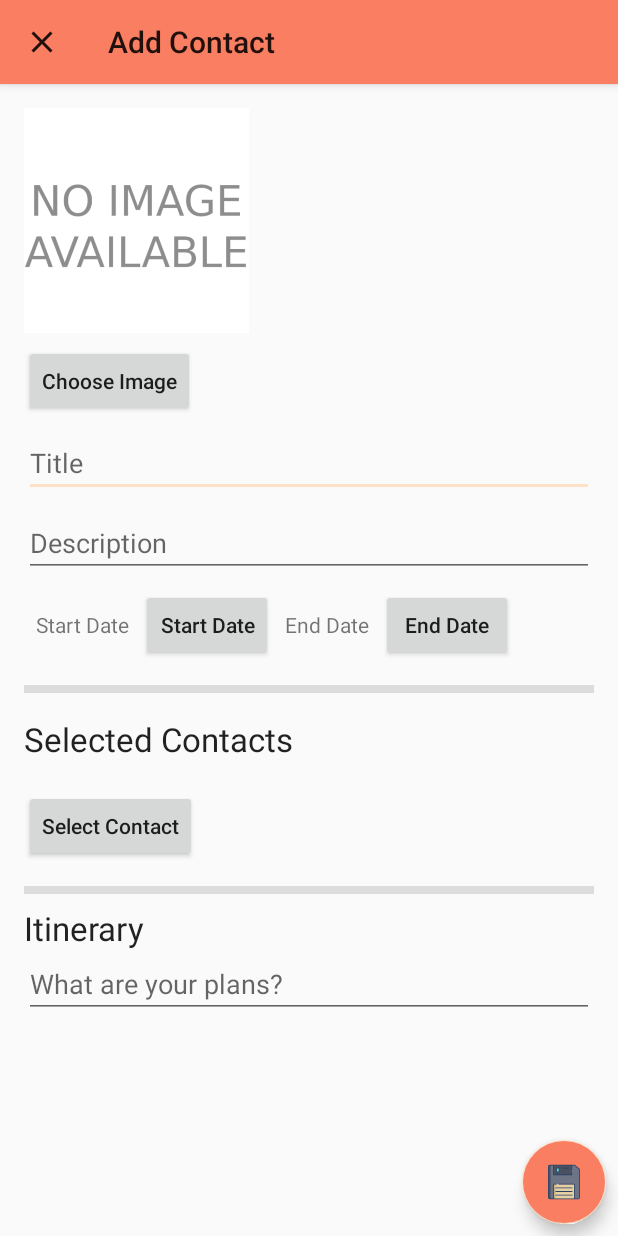
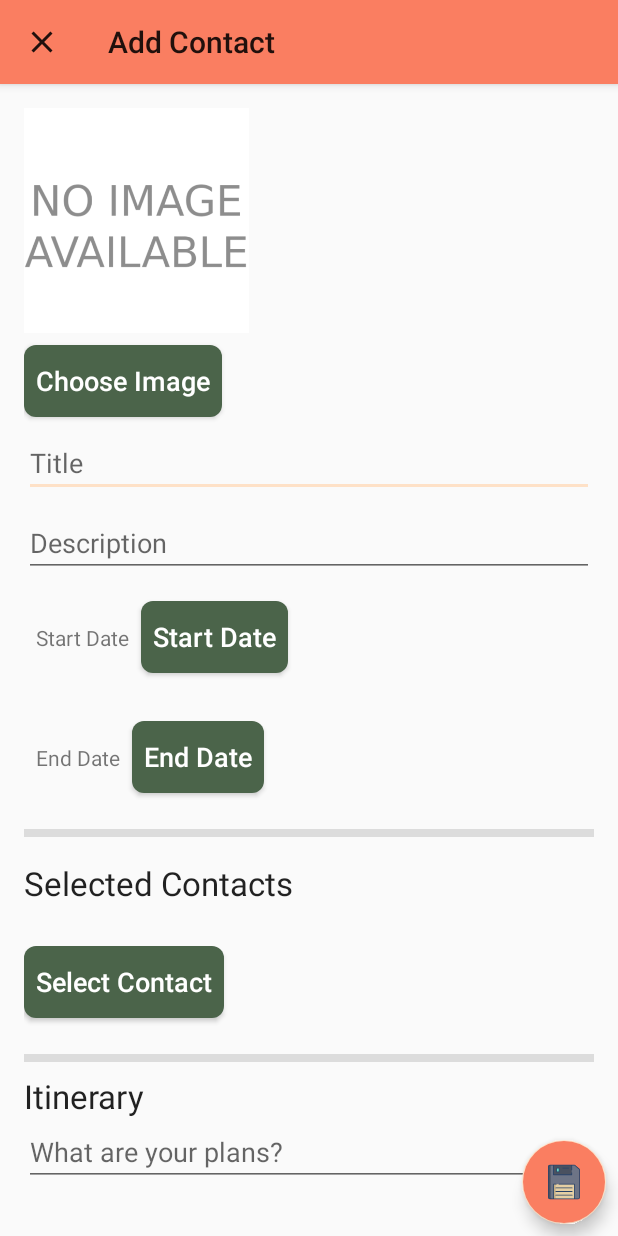
Before and after one commit to jenniferlebantino/FinalYearProject, an Android app: the AddEditTripActivity screen opened directly, with no data from a screen before it, on a phone screen of 412 x 824 dp. Run offline under Robolectric (Android 15) with nearby library versions, the phone set to English and light mode, and no system bars; our stand-ins replace Firebase (no records; nobody signed in at launch, a user with empty details on screens opened directly), Picasso.

Commit message:
Image Upload Bug Fix

```diff
--- a/app/src/main/AndroidManifest.xml
+++ b/app/src/main/AndroidManifest.xml
@@ -17,6 +17,8 @@
         android:icon="@mipmap/ic_launcher"
         android:label="@string/app_name"
         android:roundIcon="@mipmap/ic_launcher_round"
+        android:largeHeap="true"
+        android:usesCleartextTraffic="true"
         android:supportsRtl="true"
         android:theme="@style/AppTheme">
 
--- a/app/src/main/java/com/example/finalyearproject/TripsFragment.java
+++ b/app/src/main/java/com/example/finalyearproject/TripsFragment.java
@@ -189,7 +189,7 @@ public class TripsFragment extends Fragment {
             trip.setUserId(authenticate.getCurrentUser().getUid());
             tripViewModel.insert(trip);
 
-            selectedContactsString = data.getStringExtra(SelectContactsActivity.EXTRA_SELECTEDCONTACTS_CONTACTS);
+            selectedContactsString = data.getStringExtra(AddEditTripActivity.EXTRA_ADDEDITTRIP_SELECTEDCONTACTS);
             if(!selectedContactsString.equals("")) {
                 selectedContacts = Arrays.asList(selectedContactsString.split(","));
                 for (String contactId : selectedContacts) {
--- a/app/src/main/java/com/example/finalyearproject/adapters/ContactAdapter.java
+++ b/app/src/main/java/com/example/finalyearproject/adapters/ContactAdapter.java
@@ -1,6 +1,7 @@
 package com.example.finalyearproject.adapters;
 
 import android.content.Context;
+import android.net.Uri;
 import android.view.LayoutInflater;
 import android.view.View;
 import android.view.ViewGroup;
@@ -55,7 +56,7 @@ public class ContactAdapter extends RecyclerView.Adapter<ContactAdapter.ContactH
         if (imageUrl.equals("")) {
             holder.contactImageView.setImageResource(R.drawable.im_no_image);
         } else {
-            Picasso.get().load(imageUrl).fit().into(holder.contactImageView);
+            Picasso.get().load(imageUrl).fit().centerCrop().into(holder.contactImageView);
         }
 
         if (checkbox) {
--- a/app/src/main/res/layout/activity_add_contact.xml
+++ b/app/src/main/res/layout/activity_add_contact.xml
@@ -21,6 +21,7 @@
         android:id="@+id/addContact_chooseImageBtn"
         android:layout_width="wrap_content"
         android:layout_height="wrap_content"
+        style="@style/medium_button"
         android:text="Choose Image"
         app:layout_constraintStart_toStartOf="parent"
         app:layout_constraintTop_toBottomOf="@+id/addContact_contactImage" />
@@ -29,6 +30,7 @@
         android:id="@+id/addContact_contactDetails"
         android:layout_width="match_parent"
         android:layout_height="wrap_content"
+        android:layout_marginTop="@dimen/single_spacing"
         app:layout_constraintEnd_toEndOf="parent"
         app:layout_constraintStart_toStartOf="parent"
         app:layout_constraintTop_toBottomOf="@+id/addContact_chooseImageBtn">
--- a/app/src/main/res/layout/activity_add_trip.xml
+++ b/app/src/main/res/layout/activity_add_trip.xml
@@ -22,7 +22,6 @@
                 android:id="@+id/addTrip_tripImage"
                 android:layout_width="150dp"
                 android:layout_height="150dp"
-                android:layout_marginBottom="@dimen/single_spacing"
                 android:src="@drawable/im_no_image" />
 
             <Button
@@ -30,6 +29,7 @@
                 android:layout_width="wrap_content"
                 android:layout_height="wrap_content"
                 android:layout_marginBottom="@dimen/single_spacing"
+                style="@style/medium_button"
                 android:text="Choose Image"
                 android:textAllCaps="false" />
 
@@ -49,7 +49,7 @@
                 android:hint="Description"
                 android:inputType="text" />
 
-            <LinearLayout
+            <androidx.constraintlayout.widget.ConstraintLayout
                 android:layout_width="match_parent"
                 android:layout_height="wrap_content"
                 android:layout_gravity="center_horizontal"
@@ -61,34 +61,55 @@
                     android:id="@+id/addTrip_startDateTxt"
                     android:layout_width="wrap_content"
                     android:layout_height="wrap_content"
-                    android:layout_marginRight="@dimen/single_spacing"
-                    android:text="Start Date" />
+                    android:text="Start Date"
+                    app:layout_constraintBottom_toBottomOf="parent"
+                    app:layout_constraintStart_toStartOf="parent"
+                    app:layout_constraintTop_toTopOf="parent" />
 
                 <Button
                     android:id="@+id/addTrip_startDateBtn"
+                    style="@style/medium_button"
                     android:layout_width="wrap_content"
                     android:layout_height="wrap_content"
-                    android:layout_marginRight="@dimen/single_spacing"
                     android:text="Start Date"
-                    android:textAllCaps="false" />
+                    android:textAllCaps="false"
+                    android:layout_marginLeft="@dimen/single_spacing"
+                    app:layout_constraintBottom_toBottomOf="parent"
+                    app:layout_constraintStart_toEndOf="@+id/addTrip_startDateTxt"
+                    app:layout_constraintTop_toTopOf="parent" />
+
+            </androidx.constraintlayout.widget.ConstraintLayout>
+
+            <androidx.constraintlayout.widget.ConstraintLayout
+                android:layout_width="match_parent"
+                android:layout_height="wrap_content"
+                android:layout_marginBottom="@dimen/double_spacing">
 
                 <TextView
                     android:id="@+id/addTrip_endDateTxt"
                     android:layout_width="wrap_content"
                     android:layout_height="wrap_content"
-                    android:layout_marginRight="@dimen/single_spacing"
-                    android:text="End Date" />
+                    android:layout_marginLeft="@dimen/single_spacing"
+                    android:text="End Date"
+                    app:layout_constraintBottom_toBottomOf="parent"
+                    app:layout_constraintStart_toStartOf="parent"
+                    app:layout_constraintTop_toTopOf="parent" />
 
                 <Button
                     android:id="@+id/addTrip_endDateBtn"
+                    style="@style/medium_button"
                     android:layout_width="wrap_content"
                     android:layout_height="wrap_content"
+                    android:layout_marginLeft="@dimen/single_spacing"
                     android:text="End Date"
-                    android:textAllCaps="false" />
-            </LinearLayout>
+                    android:textAllCaps="false"
+                    app:layout_constraintBottom_toBottomOf="parent"
+                    app:layout_constraintStart_toEndOf="@+id/addTrip_endDateTxt"
+                    app:layout_constraintTop_toTopOf="parent" />
+            </androidx.constraintlayout.widget.ConstraintLayout>
 
             <View
-                android:id="@+id/addtrip_contactsDivider"
+                android:id="@+id/addTrip_contactsDivider"
                 android:layout_width="match_parent"
                 android:layout_height="5dp"
                 android:layout_marginBottom="@dimen/double_spacing"
@@ -112,6 +133,7 @@
                 android:layout_width="wrap_content"
                 android:layout_height="wrap_content"
                 android:text="Select Contact"
+                style="@style/medium_button"
                 android:textAllCaps="false" />
 
             <View
--- a/app/src/main/res/layout/contact_item.xml
+++ b/app/src/main/res/layout/contact_item.xml
@@ -17,7 +17,6 @@
             android:id="@+id/contacts_contactImage"
             android:layout_width="100dp"
             android:layout_height="100dp"
-            android:src="@drawable/im_no_image"
             app:layout_constraintBottom_toBottomOf="parent"
             app:layout_constraintStart_toStartOf="parent"
             app:layout_constraintTop_toTopOf="parent" />
--- a/app/src/main/res/values/styles.xml
+++ b/app/src/main/res/values/styles.xml
@@ -27,9 +27,13 @@
         <item name="android:textAllCaps">false</item>
         <item name="android:background">@drawable/medium_button</item>
         <item name="android:textColor">@android:color/white</item>
-        <item name="android:textSize">20dp</item>
-        <item name="android:layout_width">156dp</item>
-        <item name="android:layout_height">40dp</item>
+        <item name="android:textSize">18dp</item>
+        <item name="android:radius">@dimen/single_spacing</item>
+        <item name="android:padding">@dimen/single_spacing</item>
+        <item name="android:layout_marginTop">@dimen/single_spacing</item>
+        <item name="android:layout_marginBottom">@dimen/single_spacing</item>
+        <item name="android:layout_width">wrap_content</item>
+        <item name="android:layout_height">wrap_content</item>
         <item name="android:clickable">true</item>
     </style>
 
```
Also changed, not shown: app/src/main/java/com/example/finalyearproject/AddEditContactActivity.java (+59 -43 lines), app/src/main/java/com/example/finalyearproject/AddEditTripActivity.java (+66 -46 lines), app/src/main/java/com/example/finalyearproject/HomeFragment.java (+9 -7 lines), app/src/main/res/layout/activity_forgotten_password.xml (+0 -8 lines).
